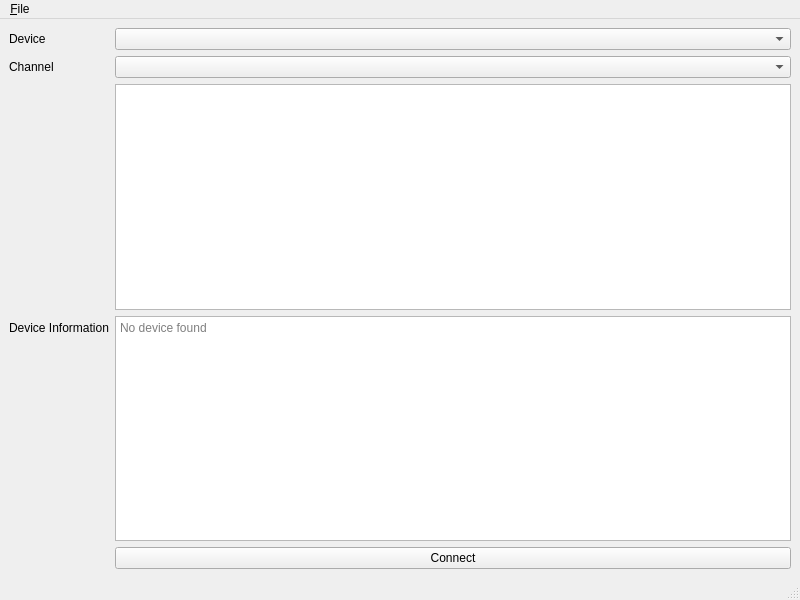
Qt form ui/can.ui (RAMENtheNOODLES/dev-board-flasher) before a commit.
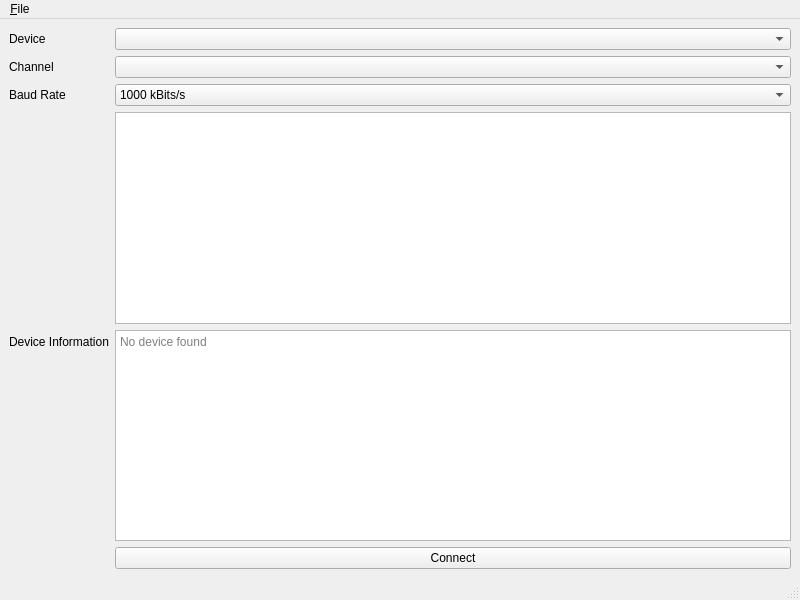
The same form after that commit. Custom widgets are drawn as their Qt base class.

```diff
--- a/ui/can.ui
+++ b/ui/can.ui
@@ -35,33 +35,14 @@
     <item row="1" column="1">
      <widget class="QComboBox" name="channelSelect"/>
     </item>
-    <item row="2" column="1">
-     <widget class="QPlainTextEdit" name="canLogs">
-      <property name="acceptDrops">
-       <bool>false</bool>
-      </property>
-      <property name="sizeAdjustPolicy">
-       <enum>QAbstractScrollArea::SizeAdjustPolicy::AdjustToContents</enum>
-      </property>
-      <property name="documentTitle">
-       <string>CAN Output</string>
-      </property>
-      <property name="undoRedoEnabled">
-       <bool>false</bool>
-      </property>
-      <property name="readOnly">
-       <bool>true</bool>
-      </property>
-     </widget>
-    </item>
-    <item row="3" column="0">
+    <item row="4" column="0">
      <widget class="QLabel" name="label_3">
       <property name="text">
        <string>Device Information</string>
       </property>
      </widget>
     </item>
-    <item row="3" column="1">
+    <item row="4" column="1">
      <widget class="QPlainTextEdit" name="deviceInfo">
       <property name="readOnly">
        <bool>true</bool>
@@ -74,13 +55,50 @@
       </property>
      </widget>
     </item>
-    <item row="4" column="1">
+    <item row="5" column="1">
      <widget class="QPushButton" name="connectButton">
       <property name="text">
        <string>Connect</string>
       </property>
      </widget>
     </item>
+    <item row="3" column="1">
+     <widget class="CanLogging" name="canLogs"/>
+    </item>
+    <item row="2" column="1">
+     <widget class="QComboBox" name="baudRateComboBox">
+      <property name="currentIndex">
+       <number>3</number>
+      </property>
+      <item>
+       <property name="text">
+        <string>125 kBits/s</string>
+       </property>
+      </item>
+      <item>
+       <property name="text">
+        <string>250 kBits/s</string>
+       </property>
+      </item>
+      <item>
+       <property name="text">
+        <string>500 kBits/s</string>
+       </property>
+      </item>
+      <item>
+       <property name="text">
+        <string>1000 kBits/s</string>
+       </property>
+      </item>
+     </widget>
+    </item>
+    <item row="2" column="0">
+     <widget class="QLabel" name="baudRateLabel">
+      <property name="text">
+       <string>Baud Rate</string>
+      </property>
+     </widget>
+    </item>
    </layout>
   </widget>
   <widget class="QMenuBar" name="menubar">
@@ -107,6 +125,13 @@
    </property>
   </action>
  </widget>
+ <customwidgets>
+  <customwidget>
+   <class>CanLogging</class>
+   <extends>QTreeView</extends>
+   <header>can_logging</header>
+  </customwidget>
+ </customwidgets>
  <resources/>
  <connections/>
 </ui>
```
